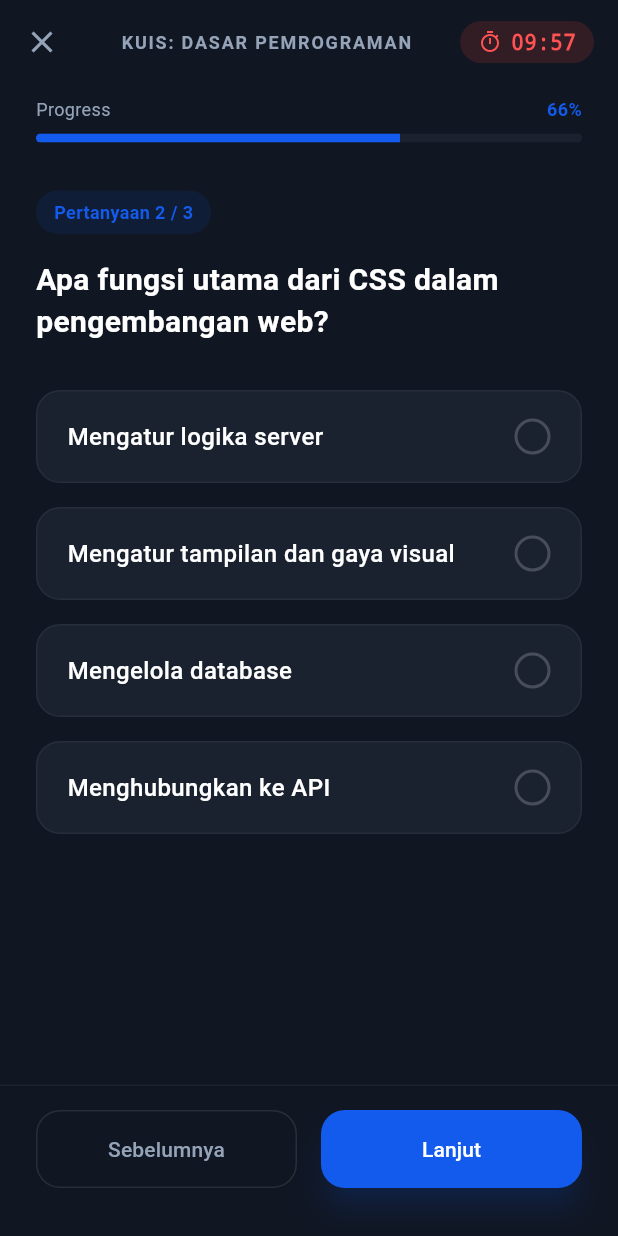
After one commit to meifinatulmardiyah01/uas, a Flutter app: the QuizPage screen opened directly, after a tap on "Lanjut", on a phone screen of 412 x 824 dp. The commit adds this screen. Run offline on Flutter 3.47's test engine with Material 3 defaults, Android fonts, the phone set to English and light mode, and no system bars; network calls fail.

Commit message:
membuat halaman quiz

```diff
--- /dev/null
+++ b/lib/quiz_page.dart
@@ -0,0 +1,425 @@
+import 'dart:async';
+import 'package:flutter/material.dart';
+import 'package:tugas_uas/services/quiz_service.dart';
+
+class QuizPage extends StatefulWidget {
+  final String quizTitle;
+  const QuizPage({super.key, this.quizTitle = "Dasar Pemrograman"});
+
+  @override
+  State<QuizPage> createState() => _QuizPageState();
+}
+
+class _QuizPageState extends State<QuizPage> {
+  int _currentIndex = 0;
+  Map<int, int?> _selectedAnswers = {};
+  late Timer _timer;
+  int _secondsRemaining = 10 * 60; // 10 minutes
+  bool _isFinished = false;
+
+  @override
+  void initState() {
+    super.initState();
+    _startTimer();
+  }
+
+  void _startTimer() {
+    _timer = Timer.periodic(const Duration(seconds: 1), (timer) {
+      if (_secondsRemaining > 0) {
+        setState(() {
+          _secondsRemaining--;
+        });
+      } else {
+        _timer.cancel();
+        _finishQuiz();
+      }
+    });
+  }
+
+  @override
+  void dispose() {
+    _timer.cancel();
+    super.dispose();
+  }
+
+  String _formatTime(int seconds) {
+    int minutes = seconds ~/ 60;
+    int remainingSeconds = seconds % 60;
+    return '${minutes.toString().padLeft(2, '0')}:${remainingSeconds.toString().padLeft(2, '0')}';
+  }
+
+  void _finishQuiz() {
+    setState(() {
+      _isFinished = true;
+    });
+    _timer.cancel();
+  }
+
+  int _calculateScore() {
+    int score = 0;
+    final questions = QuizService.mockQuestions;
+    _selectedAnswers.forEach((qIndex, oIndex) {
+      if (oIndex != null && questions[qIndex].options[oIndex].isCorrect) {
+        score++;
+      }
+    });
+    return (score / questions.length * 100).toInt();
+  }
+
+  @override
+  Widget build(BuildContext context) {
+    const primaryBlue = Color(0xFF135BEC);
+    const backgroundDark = Color(0xFF101622);
+    const surfaceDark = Color(0xFF1A2230);
+    const textWhite = Colors.white;
+    const textGrey = Color(0xFF94A3B8);
+
+    if (_isFinished) {
+      return _buildResultView(primaryBlue, backgroundDark, surfaceDark, textWhite, textGrey);
+    }
+
+    final questions = QuizService.mockQuestions;
+    final currentQuestion = questions[_currentIndex];
+    final progress = (_currentIndex + 1) / questions.length;
+
+    return Scaffold(
+      backgroundColor: backgroundDark,
+      appBar: AppBar(
+        backgroundColor: backgroundDark,
+        elevation: 0,
+        leading: IconButton(
+          icon: const Icon(Icons.close, color: textGrey),
+          onPressed: () => Navigator.pop(context),
+        ),
+        title: Text(
+          'KUIS: ${widget.quizTitle.toUpperCase()}',
+          style: const TextStyle(
+            color: textGrey,
+            fontSize: 12,
+            fontWeight: FontWeight.bold,
+            letterSpacing: 1.2,
+          ),
+        ),
+        centerTitle: true,
+        actions: [
+          Container(
+            margin: const EdgeInsets.symmetric(vertical: 10, horizontal: 16),
+            padding: const EdgeInsets.symmetric(horizontal: 12, vertical: 4),
+            decoration: BoxDecoration(
+              color: Colors.red.withOpacity(0.15),
+              borderRadius: BorderRadius.circular(20),
+            ),
+            child: Row(
+              children: [
+                const Icon(Icons.timer_outlined, color: Colors.redAccent, size: 16),
+                const SizedBox(width: 6),
+                Text(
+                  _formatTime(_secondsRemaining),
+                  style: const TextStyle(
+                    color: Colors.redAccent,
+                    fontWeight: FontWeight.bold,
+                    fontFamily: 'Courier',
+                  ),
+                ),
+              ],
+            ),
+          ),
+        ],
+      ),
+      body: Column(
+        children: [
+          // Progress Bar
+          Padding(
+            padding: const EdgeInsets.symmetric(horizontal: 24, vertical: 8),
+            child: Column(
+              children: [
+                Row(
+                  mainAxisAlignment: MainAxisAlignment.spaceBetween,
+                  children: [
+                    const Text(
+                      'Progress',
+                      style: TextStyle(color: textGrey, fontSize: 12),
+                    ),
+                    Text(
+                      '${(progress * 100).toInt()}%',
+                      style: const TextStyle(
+                        color: primaryBlue,
+                        fontSize: 12,
+                        fontWeight: FontWeight.bold,
+                      ),
+                    ),
+                  ],
+                ),
+                const SizedBox(height: 8),
+                ClipRRect(
+                  borderRadius: BorderRadius.circular(10),
+                  child: LinearProgressIndicator(
+                    value: progress,
+                    backgroundColor: surfaceDark,
+                    color: primaryBlue,
+                    minHeight: 6,
+                  ),
+                ),
+              ],
+            ),
+          ),
+
+          Expanded(
+            child: SingleChildScrollView(
+              padding: const EdgeInsets.all(24),
+              child: Column(
+                crossAxisAlignment: CrossAxisAlignment.start,
+                children: [
+                  Container(
+                    padding: const EdgeInsets.symmetric(horizontal: 12, vertical: 6),
+                    decoration: BoxDecoration(
+                      color: primaryBlue.withOpacity(0.1),
+                      borderRadius: BorderRadius.circular(20),
+                    ),
+                    child: Text(
+                      'Pertanyaan ${_currentIndex + 1} / ${questions.length}',
+                      style: const TextStyle(
+                        color: primaryBlue,
+                        fontWeight: FontWeight.bold,
+                        fontSize: 12,
+                      ),
+                    ),
+                  ),
+                  const SizedBox(height: 16),
+                  Text(
+                    currentQuestion.questionText,
+                    style: const TextStyle(
+                      color: textWhite,
+                      fontSize: 20,
+                      fontWeight: FontWeight.bold,
+                      height: 1.4,
+                    ),
+                  ),
+                  const SizedBox(height: 32),
+                  ...List.generate(currentQuestion.options.length, (index) {
+                    final option = currentQuestion.options[index];
+                    final isSelected = _selectedAnswers[_currentIndex] == index;
+
+                    return _buildOptionCard(
+                      option.text,
+                      index,
+                      isSelected,
+                      primaryBlue,
+                      surfaceDark,
+                      textWhite,
+                    );
+                  }),
+                ],
+              ),
+            ),
+          ),
+
+          // Bottom Bar
+          Container(
+            padding: const EdgeInsets.fromLTRB(24, 16, 24, 32),
+            decoration: BoxDecoration(
+              color: backgroundDark,
+              border: Border(top: BorderSide(color: Colors.white.withOpacity(0.05))),
+            ),
+            child: Row(
+              children: [
+                Expanded(
+                  child: OutlinedButton(
+                    onPressed: _currentIndex > 0
+                        ? () => setState(() => _currentIndex--)
+                        : null,
+                    style: OutlinedButton.styleFrom(
+                      foregroundColor: textGrey,
+                      side: BorderSide(color: Colors.white.withOpacity(0.1)),
+                      padding: const EdgeInsets.symmetric(vertical: 16),
+                      shape: RoundedRectangleBorder(
+                          borderRadius: BorderRadius.circular(16)),
+                    ),
+                    child: const Text('Sebelumnya'),
+                  ),
+                ),
+                const SizedBox(width: 16),
+                Expanded(
+                  child: ElevatedButton(
+                    onPressed: () {
+                      if (_currentIndex < questions.length - 1) {
+                        setState(() => _currentIndex++);
+                      } else {
+                        _finishQuiz();
+                      }
+                    },
+                    style: ElevatedButton.styleFrom(
+                      backgroundColor: primaryBlue,
+                      foregroundColor: Colors.white,
+                      padding: const EdgeInsets.symmetric(vertical: 16),
+                      shape: RoundedRectangleBorder(
+                          borderRadius: BorderRadius.circular(16)),
+                      elevation: 8,
+                      shadowColor: primaryBlue.withOpacity(0.4),
+                    ),
+                    child: Text(
+                        _currentIndex < questions.length - 1 ? 'Lanjut' : 'Selesai'),
+                  ),
+                ),
+              ],
+            ),
+          ),
+        ],
+      ),
+    );
+  }
+
+  Widget _buildOptionCard(String text, int index, bool isSelected, Color primary,
+      Color surface, Color textWhite) {
+    return Container(
+      margin: const EdgeInsets.only(bottom: 16),
+      decoration: BoxDecoration(
+        color: isSelected ? primary.withOpacity(0.08) : surface,
+        borderRadius: BorderRadius.circular(16),
+        border: Border.all(
+          color: isSelected ? primary : Colors.white.withOpacity(0.05),
+          width: isSelected ? 2 : 1,
+        ),
+      ),
+      child: Material(
+        color: Colors.transparent,
+        child: InkWell(
+          borderRadius: BorderRadius.circular(16),
+          onTap: () {
+            setState(() {
+              _selectedAnswers[_currentIndex] = index;
+            });
+          },
+          child: Padding(
+            padding: const EdgeInsets.symmetric(horizontal: 20, vertical: 18),
+            child: Row(
+              children: [
+                Expanded(
+                  child: Text(
+                    text,
+                    style: TextStyle(
+                      color: isSelected ? primary : textWhite,
+                      fontSize: 16,
+                      fontWeight: isSelected ? FontWeight.bold : FontWeight.w500,
+                    ),
+                  ),
+                ),
+                Container(
+                  width: 24,
+                  height: 24,
+                  decoration: BoxDecoration(
+                    shape: BoxShape.circle,
+                    border: Border.all(
+                      color: isSelected ? primary : Colors.white.withOpacity(0.2),
+                      width: 2,
+                    ),
+                  ),
+                  child: isSelected
+                      ? Center(
+                          child: Container(
+                            width: 12,
+                            height: 12,
+                            decoration: BoxDecoration(
+                              color: primary,
+                              shape: BoxShape.circle,
+                            ),
+                          ),
+                        )
+                      : null,
+                ),
+              ],
+            ),
+          ),
+        ),
+      ),
+    );
+  }
+
+  Widget _buildResultView(Color primary, Color bg, Color surface, Color textWhite, Color textGrey) {
+    int score = _calculateScore();
+    bool isPassed = score >= 70;
+
+    return Scaffold(
+      backgroundColor: bg,
+      body: Center(
+        child: Padding(
+          padding: const EdgeInsets.all(40),
+          child: Column(
+            mainAxisAlignment: MainAxisAlignment.center,
+            children: [
+              Container(
+                width: 120,
+                height: 120,
+                decoration: BoxDecoration(
+                  color: isPassed ? Colors.green.withOpacity(0.1) : Colors.red.withOpacity(0.1),
+                  shape: BoxShape.circle,
+                ),
+                child: Icon(
+                  isPassed ? Icons.emoji_events : Icons.error_outline,
+                  color: isPassed ? Colors.green : Colors.red,
+                  size: 64,
+                ),
+              ),
+              const SizedBox(height: 32),
+              Text(
+                isPassed ? 'Selamat!' : 'Jangan Menyerah!',
+                style: TextStyle(
+                  color: textWhite,
+                  fontSize: 28,
+                  fontWeight: FontWeight.bold,
+                ),
+              ),
+              const SizedBox(height: 8),
+              Text(
+                isPassed ? 'Anda berhasil menyelesaikan kuis.' : 'Anda bisa mencoba kuis ini lagi nanti.',
+                textAlign: TextAlign.center,
+                style: TextStyle(color: textGrey, fontSize: 16),
+              ),
+              const SizedBox(height: 48),
+              Container(
+                padding: const EdgeInsets.all(24),
+                decoration: BoxDecoration(
+                  color: surface,
+                  borderRadius: BorderRadius.circular(24),
+                ),
+                child: Column(
+                  children: [
+                    const Text(
+                      'SKOR ANDA',
+                      style: TextStyle(
+                        color: Colors.white70,
+                        fontSize: 12,
+                        letterSpacing: 2,
+                        fontWeight: FontWeight.bold,
+                      ),
+                    ),
+                    const SizedBox(height: 12),
+                    Text(
+                      '$score%',
+                      style: TextStyle(
+                        color: isPassed ? Colors.green : Colors.red,
+                        fontSize: 48,
+                        fontWeight: FontWeight.bold,
+                      ),
+                    ),
+                  ],
+                ),
+              ),
+              const SizedBox(height: 48),
+              ElevatedButton(
+                onPressed: () => Navigator.pop(context),
+                style: ElevatedButton.styleFrom(
+                  backgroundColor: primary,
+                  foregroundColor: Colors.white,
+                  minimumSize: const Size(double.infinity, 56),
+                  shape: RoundedRectangleBorder(borderRadius: BorderRadius.circular(16)),
+                ),
+                child: const Text('Kembali ke Dashboard', style: TextStyle(fontWeight: FontWeight.bold)),
+              ),
+            ],
+          ),
+        ),
+      ),
+    );
+  }
+}
--- /dev/null
+++ b/lib/services/quiz_service.dart
@@ -0,0 +1,53 @@
+class QuizOption {
+  final String text;
+  final bool isCorrect;
+
+  QuizOption({required this.text, this.isCorrect = false});
+}
+
+class QuizQuestion {
+  final String id;
+  final String questionText;
+  final List<QuizOption> options;
+
+  QuizQuestion({
+    required this.id,
+    required this.questionText,
+    required this.options,
+  });
+}
+
+class QuizService {
+  static final List<QuizQuestion> mockQuestions = [
+    QuizQuestion(
+      id: '1',
+      questionText: 'Manakah dari berikut ini yang bukan merupakan bahasa pemrograman backend populer?',
+      options: [
+        QuizOption(text: 'Python'),
+        QuizOption(text: 'Java'),
+        QuizOption(text: 'HTML', isCorrect: true),
+        QuizOption(text: 'PHP'),
+      ],
+    ),
+    QuizQuestion(
+      id: '2',
+      questionText: 'Apa fungsi utama dari CSS dalam pengembangan web?',
+      options: [
+        QuizOption(text: 'Mengatur logika server'),
+        QuizOption(text: 'Mengatur tampilan dan gaya visual', isCorrect: true),
+        QuizOption(text: 'Mengelola database'),
+        QuizOption(text: 'Menghubungkan ke API'),
+      ],
+    ),
+    QuizQuestion(
+      id: '3',
+      questionText: 'Siapa penemu bahasa pemrograman Python?',
+      options: [
+        QuizOption(text: 'Guido van Rossum', isCorrect: true),
+        QuizOption(text: 'James Gosling'),
+        QuizOption(text: 'Brendan Eich'),
+        QuizOption(text: 'Linus Torvalds'),
+      ],
+    ),
+  ];
+}
```
Also changed, not shown: lib/course_detail_page.dart (+31 -5 lines), lib/course_learning_page.dart (+29 -2 lines).
